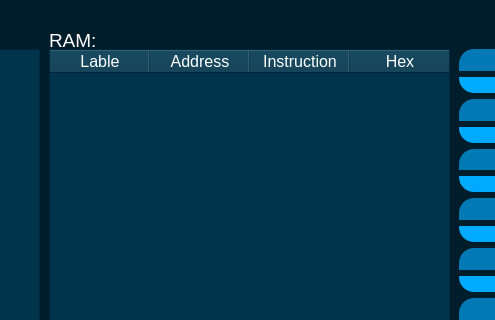
Qt form mainwindow.ui (mahdi2561/Master_Code_2022) before a commit; both pictures show x 261 to 756 and y 0 to 320 of the 900 by 876 pixel window.
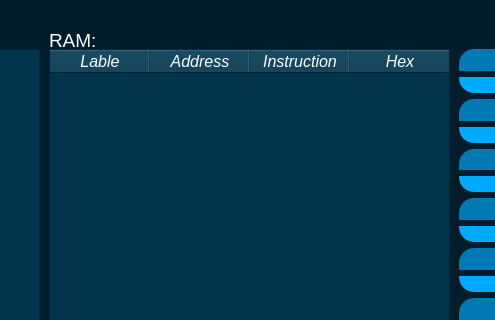
The same form after that commit. Icons and pictures are not drawn.

Commit message: corroct tip window

Diff of the .ui file:
```diff
--- a/mainwindow.ui
+++ b/mainwindow.ui
@@ -119,6 +119,9 @@
      <property name="font">
       <font>
        <pointsize>12</pointsize>
+       <weight>50</weight>
+       <italic>true</italic>
+       <bold>false</bold>
       </font>
      </property>
      <property name="background">
@@ -140,6 +143,7 @@
      <property name="font">
       <font>
        <pointsize>12</pointsize>
+       <italic>true</italic>
       </font>
      </property>
      <property name="background">
@@ -157,6 +161,7 @@
      <property name="font">
       <font>
        <pointsize>12</pointsize>
+       <italic>true</italic>
       </font>
      </property>
      <property name="background">
@@ -174,6 +179,7 @@
      <property name="font">
       <font>
        <pointsize>12</pointsize>
+       <italic>true</italic>
       </font>
      </property>
      <property name="background">
```
Left out of the diff: 25 changed lines with no effect on the pictures. The commit also changes 2 other files.
